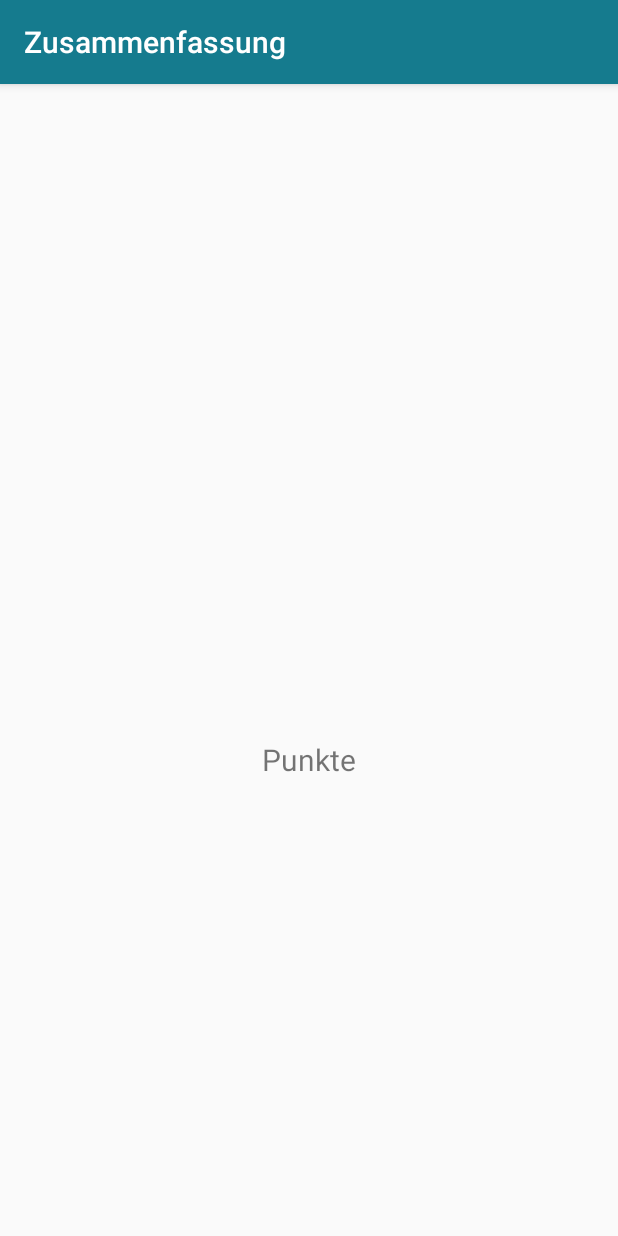
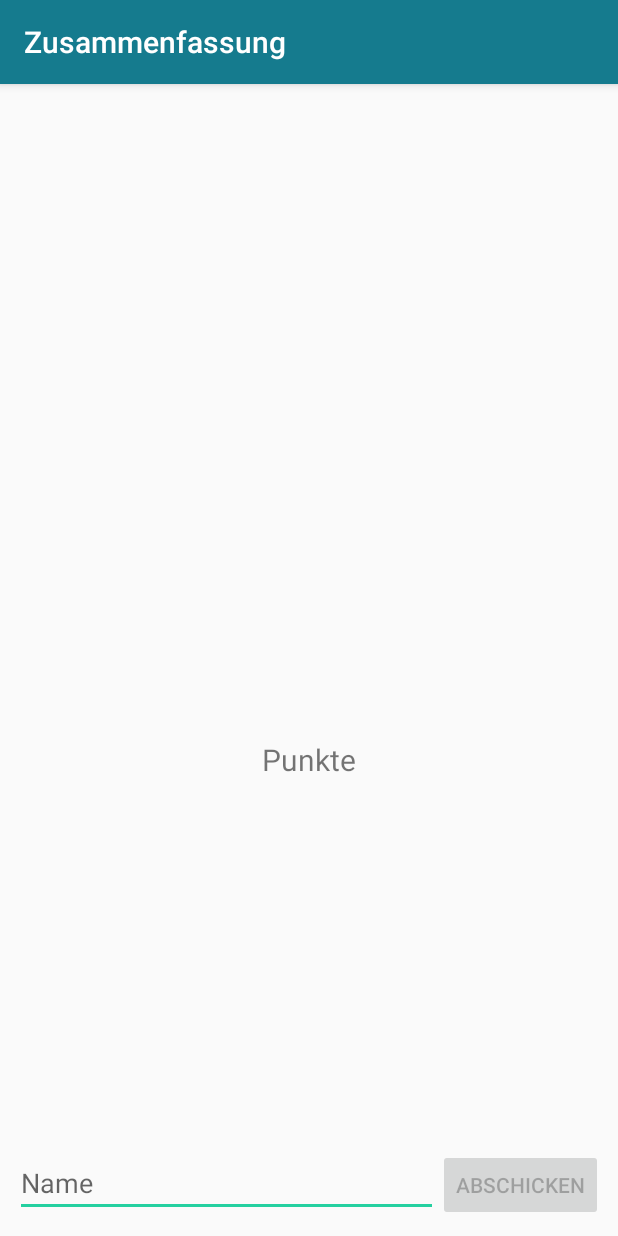
Before and after one commit to mkirstein/Project-Y, an Android app: the QuizResultActivity screen opened directly, with no data from a screen before it, on a phone screen of 412 x 824 dp. Run offline under Robolectric (Android 15) with nearby library versions, the phone set to English and light mode, and no system bars.

Commit message:
SubmitHighscore im QuizResult hinzugefügt

```diff
--- a/app/src/main/java/com/teamlimo/project_y/core/HttpDatabaseManager.java
+++ b/app/src/main/java/com/teamlimo/project_y/core/HttpDatabaseManager.java
@@ -96,7 +96,6 @@ public class HttpDatabaseManager implements IDatabaseManager {
         InputStream requestResult = null;
 
         try {
-            // request method is GET
             DefaultHttpClient httpClient = new DefaultHttpClient();
             HttpResponse httpResponse = httpClient.execute(httpRequest);
             HttpEntity httpEntity = httpResponse.getEntity();
@@ -132,6 +131,7 @@ public class HttpDatabaseManager implements IDatabaseManager {
             json = sb.toString();
         } catch (Exception e) {
             Log.e("Buffer Error", "Error converting result " + e.toString());
+            return null;
         }
 
         // try parse the string to a JSON object
@@ -141,6 +141,7 @@ public class HttpDatabaseManager implements IDatabaseManager {
             jObj = new JSONObject(json);
         } catch (JSONException e) {
             Log.e("JSON Parser", "Error parsing data " + e.toString());
+            return null;
         }
 
         // return JSON String
--- a/app/src/main/java/com/teamlimo/project_y/core/IDatabaseManager.java
+++ b/app/src/main/java/com/teamlimo/project_y/core/IDatabaseManager.java
@@ -8,4 +8,5 @@ import java.util.ArrayList;
 public interface IDatabaseManager {
 
     <T extends IEntity> ArrayList<T> queryMany(Class<T> entityType, String operationName);
+    void insertOrUpdate(String operationName, IEntity entity);
 }
--- a/app/src/main/java/com/teamlimo/project_y/quizResult/QuizResultActivity.java
+++ b/app/src/main/java/com/teamlimo/project_y/quizResult/QuizResultActivity.java
@@ -3,13 +3,21 @@ package com.teamlimo.project_y.quizResult;
 
 import android.os.Bundle;
 import android.support.v7.app.AppCompatActivity;
+import android.text.Editable;
+import android.text.TextWatcher;
 import android.view.KeyEvent;
+import android.view.View;
+import android.widget.Button;
+import android.widget.EditText;
 import android.widget.TextView;
 
 import com.teamlimo.project_y.R;
 import com.teamlimo.project_y.core.IViewManager;
 import com.teamlimo.project_y.core.PresenterFactory;
 import com.teamlimo.project_y.core.ViewManager;
+import com.teamlimo.project_y.entities.HighscoreEntry;
+
+import java.util.Calendar;
 
 /**
  * Created by Marc on 07.04.2016.
@@ -32,6 +40,27 @@ public class QuizResultActivity extends AppCompatActivity implements IQuizResult
     protected void onStart() {
         super.onStart();
         presenter.setView(this);
+
+        final Button submitHighscoreButton = (Button) findViewById(R.id.submitHighscoreButton);
+        EditText playerNameEditText = (EditText) findViewById(R.id.playerNameEditText);
+
+        submitHighscoreButton.setEnabled(playerNameEditText.getText().toString().trim().length() != 0);
+
+        playerNameEditText.addTextChangedListener(new TextWatcher() {
+            @Override
+            public void beforeTextChanged(CharSequence s, int start, int count, int after) { }
+
+            @Override
+            public void onTextChanged(CharSequence s, int start, int before, int count) { }
+
+            @Override
+            public void afterTextChanged(Editable s) {
+                if (s.toString().trim().length() != 0)
+                    submitHighscoreButton.setEnabled(true);
+                else
+                    submitHighscoreButton.setEnabled(false);
+            }
+        });
     }
 
     @Override
@@ -45,6 +74,13 @@ public class QuizResultActivity extends AppCompatActivity implements IQuizResult
         return super.onKeyDown(keyCode, event);
     }
 
+    public void onSubmitHighscoreButtonClicked(View v) {
+        EditText playerNameEditText = (EditText) findViewById(R.id.playerNameEditText);
+        String playerName = playerNameEditText.getText().toString().trim();
+
+        presenter.submitHighscore(playerName);
+    }
+
     public void showResult(QuizResult quizResult) {
         TextView scoreTextView = (TextView) findViewById(R.id.quizResultScore);
         scoreTextView.setText(String.valueOf(quizResult.getFinalScore()));
--- a/app/src/main/res/layout/activity_quiz_result.xml
+++ b/app/src/main/res/layout/activity_quiz_result.xml
@@ -25,4 +25,29 @@
 
     </LinearLayout>
 
+    <LinearLayout
+        android:layout_width="fill_parent"
+        android:layout_height="wrap_content"
+        android:layout_alignParentBottom="true"
+        android:orientation="horizontal"
+        android:padding="10dp">
+
+        <EditText
+            android:layout_width="wrap_content"
+            android:layout_height="wrap_content"
+            android:layout_weight="1"
+            android:inputType="textPersonName"
+            android:hint="Name"
+            android:ems="10"
+            android:id="@+id/playerNameEditText"/>
+
+        <Button
+            android:layout_width="wrap_content"
+            android:layout_height="wrap_content"
+            android:id="@+id/submitHighscoreButton"
+            android:text="@string/submit_highscore_button"
+            android:onClick="onSubmitHighscoreButtonClicked"/>
+
+    </LinearLayout>
+
 </RelativeLayout>
--- a/app/src/main/res/values/strings.xml
+++ b/app/src/main/res/values/strings.xml
@@ -13,6 +13,9 @@
     <!-- Quiz Activity -->
     <string name="next_question_button">Nächste Frage</string>
     <string name="goto_results_button">Zur Auswertung</string>
+
+    <!-- Quiz Result Activity -->
+    <string name="submit_highscore_button">Abschicken</string>
 
     <!-- Dialogs -->
     <string name="connection_failed_dialog_title">Verbindung fehlgeschlagen</string>
```
Also changed, not shown: app/src/main/java/com/teamlimo/project_y/entities/HighscoreEntry.java (+10 -0 lines), app/src/main/java/com/teamlimo/project_y/quizResult/QuizResultPresenter.java (+12 -0 lines), app/src/main/java/com/teamlimo/project_y/quizResult/SubmitHighscoreCommand.java (added, +30 -0 lines).
